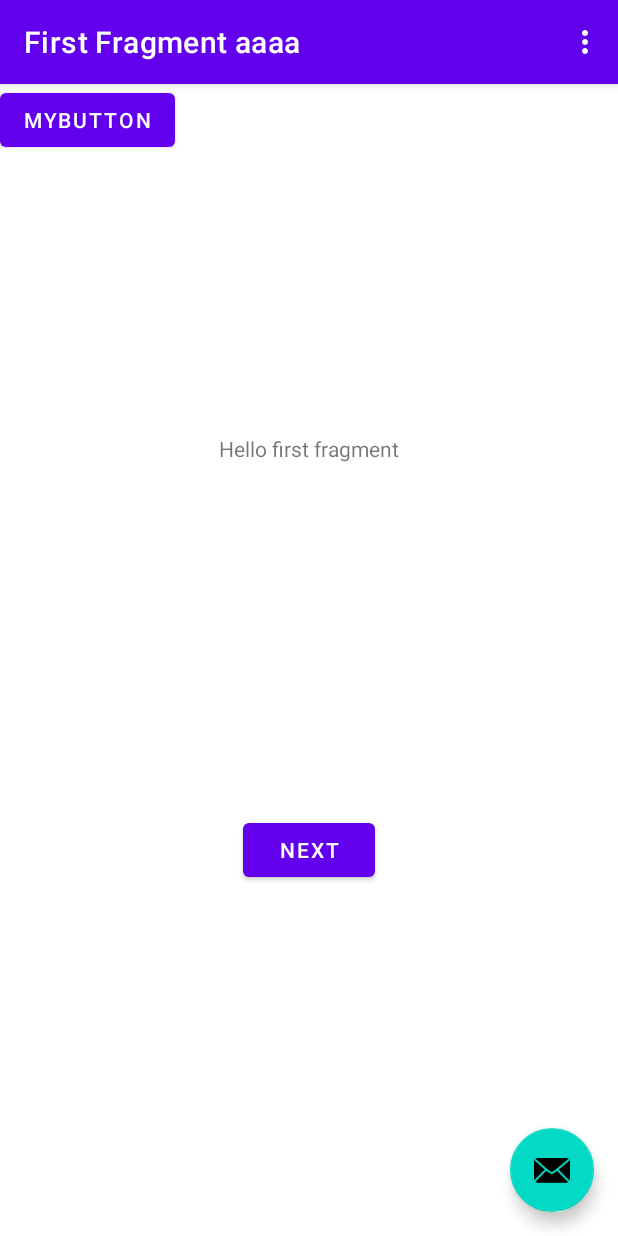
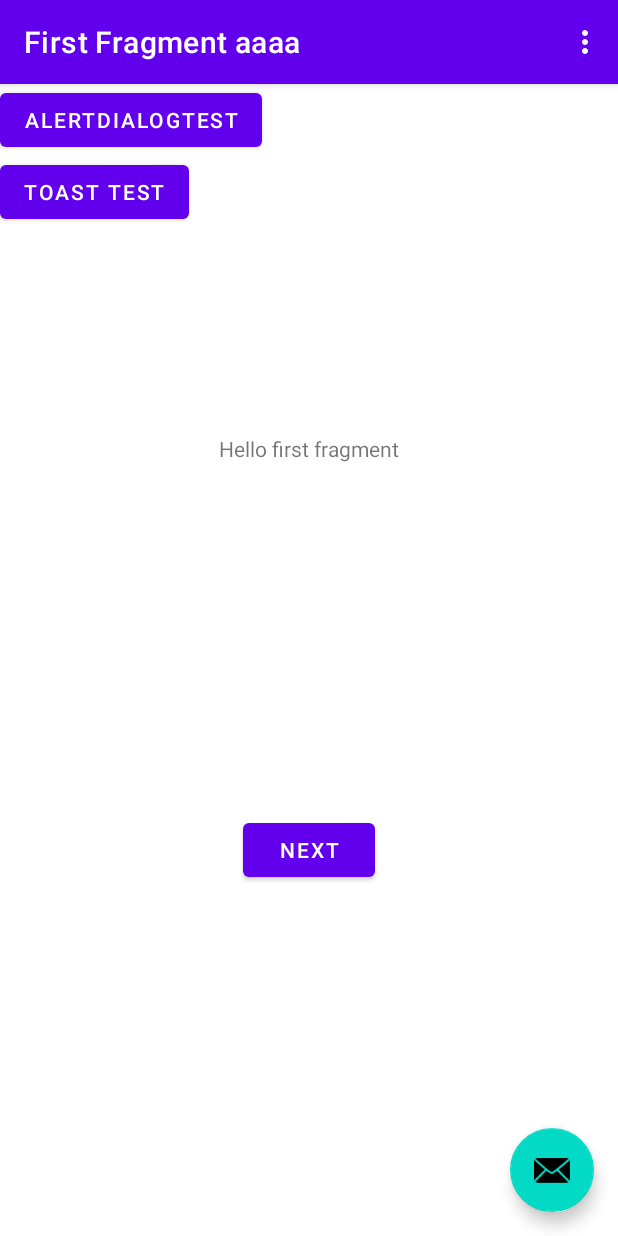
Before and after one commit to timeislife/AndriodTestProject1, an Android app: the screen it shows after launch (MainActivity), on a phone screen of 412 x 824 dp. Run offline under Robolectric (Android 15) with nearby library versions, the phone set to English and light mode, and no system bars; our stand-ins replace navigation-ui.

Commit message:
Added toast and use flow layout.

```diff
--- a/app/src/main/java/com/example/andriodtest1/MainActivity.java
+++ b/app/src/main/java/com/example/andriodtest1/MainActivity.java
@@ -17,7 +17,9 @@ import com.example.andriodtest1.databinding.ActivityMainBinding;
 
 import android.view.Menu;
 import android.view.MenuItem;
+import android.content.Context;
 import androidx.appcompat.app.AlertDialog;
+import android.widget.Toast;
 
 public class MainActivity extends AppCompatActivity {
 
@@ -87,4 +89,17 @@ public class MainActivity extends AppCompatActivity {
        dialog.show();
 
     }
+
+    /** Called when the user touches the button */
+    public void btnToast_Click(View view) {
+
+        Context context = getApplicationContext();
+        CharSequence text = "Hello toast!";
+        int duration = Toast.LENGTH_SHORT;
+
+        Toast toast = Toast.makeText(context, text, duration);
+        toast.show();
+
+    }
+
 }
--- a/app/src/main/res/layout/fragment_first.xml
+++ b/app/src/main/res/layout/fragment_first.xml
@@ -26,12 +26,26 @@
         app:layout_constraintStart_toStartOf="parent"
         app:layout_constraintTop_toBottomOf="@id/textview_first" />
 
-    <Button
-        android:id="@+id/button"
-        android:layout_width="wrap_content"
-        android:layout_height="wrap_content"
-        android:onClick="btnTest_Click"
-        android:text="MyButton"
-        tools:layout_editor_absoluteX="145dp"
-        tools:layout_editor_absoluteY="130dp" />
+    <LinearLayout
+        android:id="@+id/linearLayout"
+        android:layout_width="409dp"
+        android:layout_height="220dp"
+        android:orientation="vertical"
+        tools:layout_editor_absoluteX="1dp"
+        tools:layout_editor_absoluteY="1dp">
+
+        <Button
+            android:id="@+id/button"
+            android:layout_width="wrap_content"
+            android:layout_height="wrap_content"
+            android:onClick="btnTest_Click"
+            android:text="AlertDialogTest" />
+
+        <Button
+            android:id="@+id/button2"
+            android:layout_width="wrap_content"
+            android:layout_height="wrap_content"
+            android:onClick="btnToast_Click"
+            android:text="Toast test" />
+    </LinearLayout>
 </androidx.constraintlayout.widget.ConstraintLayout>
```
